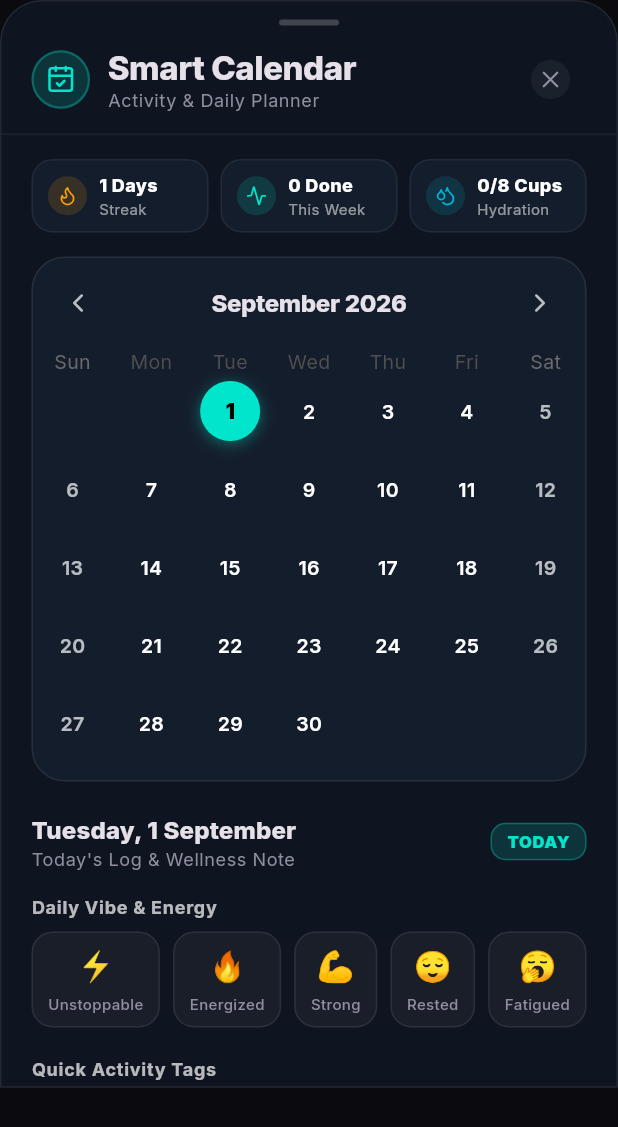
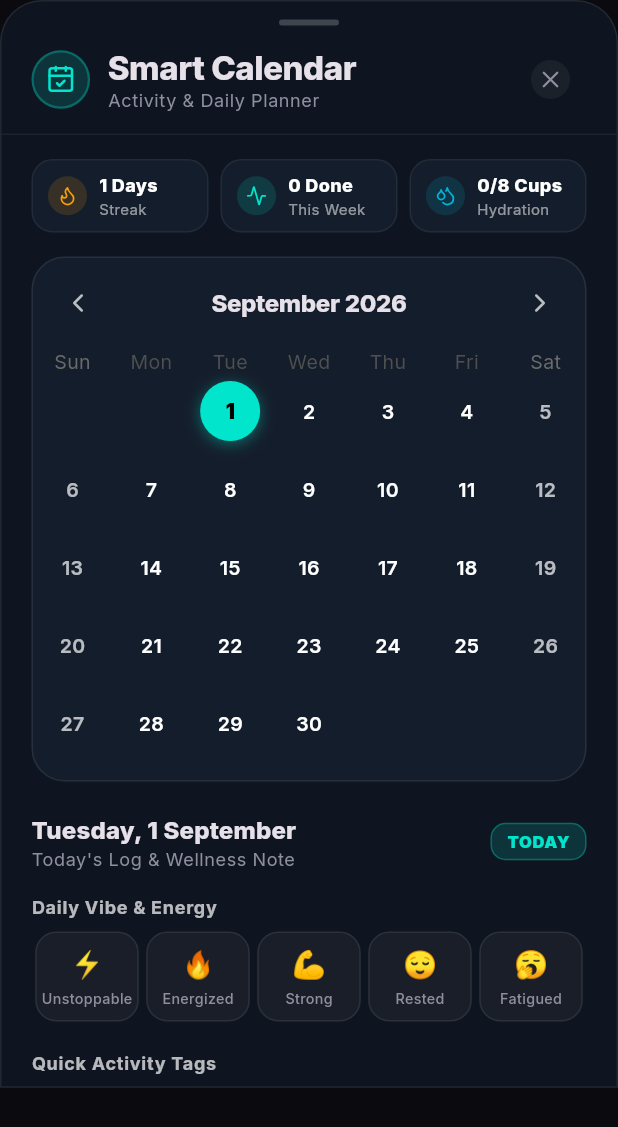
Before and after one commit to sudeepswami111/Tracker-application, a Flutter app: the SmartCalendarSheet widget shown alone on an empty page, opened directly, on a phone screen of 412 x 824 dp. Shown: the top 1127 px of the screen. Run offline on Flutter 3.47's test engine with Material 3 defaults, Android fonts, the phone set to English and light mode, and no system bars; drawn by our look-alikes of table_calendar; our stand-ins replace app_links, cached_network_image, confetti, fl_chart, flutter_blue_plus, flutter_dotenv and 17 more; missing offline and left inert: health; accounts and stored records are empty; network calls fail.

Commit message:
fix: make mood options flexible with Expanded to prevent 14px horizontal overflow on narrow screens

```diff
--- a/lib/widgets/smart_calendar_sheet.dart
+++ b/lib/widgets/smart_calendar_sheet.dart
@@ -413,10 +413,12 @@ class _SmartCalendarSheetState extends State<SmartCalendarSheet>
                   ),
                   const SizedBox(height: 8),
                   Row(
-                    mainAxisAlignment: MainAxisAlignment.spaceBetween,
                     children: _moodOptions.map((opt) {
                       final isSelected = _selectedMood == opt['label'];
-                      return GestureDetector(
+                      return Expanded(
+                        child: Padding(
+                          padding: const EdgeInsets.symmetric(horizontal: 2.5),
+                          child: GestureDetector(
                             onTap: () {
                               HapticFeedback.selectionClick();
                               setState(() {
@@ -425,7 +427,7 @@ class _SmartCalendarSheetState extends State<SmartCalendarSheet>
                             },
                             child: AnimatedContainer(
                               duration: const Duration(milliseconds: 200),
-                          padding: const EdgeInsets.symmetric(horizontal: 10, vertical: 8),
+                              padding: const EdgeInsets.symmetric(vertical: 8),
                               decoration: BoxDecoration(
                                 color: isSelected
                                     ? (opt['color'] as Color).withValues(alpha: 0.2)
@@ -439,18 +441,23 @@ class _SmartCalendarSheetState extends State<SmartCalendarSheet>
                                 ),
                               ),
                               child: Column(
+                                mainAxisSize: MainAxisSize.min,
                                 children: [
-                              Text(opt['emoji'] as String, style: const TextStyle(fontSize: 20)),
+                                  Text(opt['emoji'] as String, style: const TextStyle(fontSize: 18)),
                                   const SizedBox(height: 4),
                                   Text(
                                     opt['label'] as String,
+                                    maxLines: 1,
+                                    overflow: TextOverflow.ellipsis,
                                     style: TextStyle(
-                                  fontSize: 10,
+                                      fontSize: 9.5,
                                       fontWeight: isSelected ? FontWeight.w800 : FontWeight.w500,
                                       color: isSelected ? (opt['color'] as Color) : theme.colorScheme.onSurfaceVariant,
                                     ),
                                   ),
                                 ],
+                              ),
+                            ),
                           ),
                         ),
                       );
```
Lines whose indentation alone changed are shown as unchanged.
